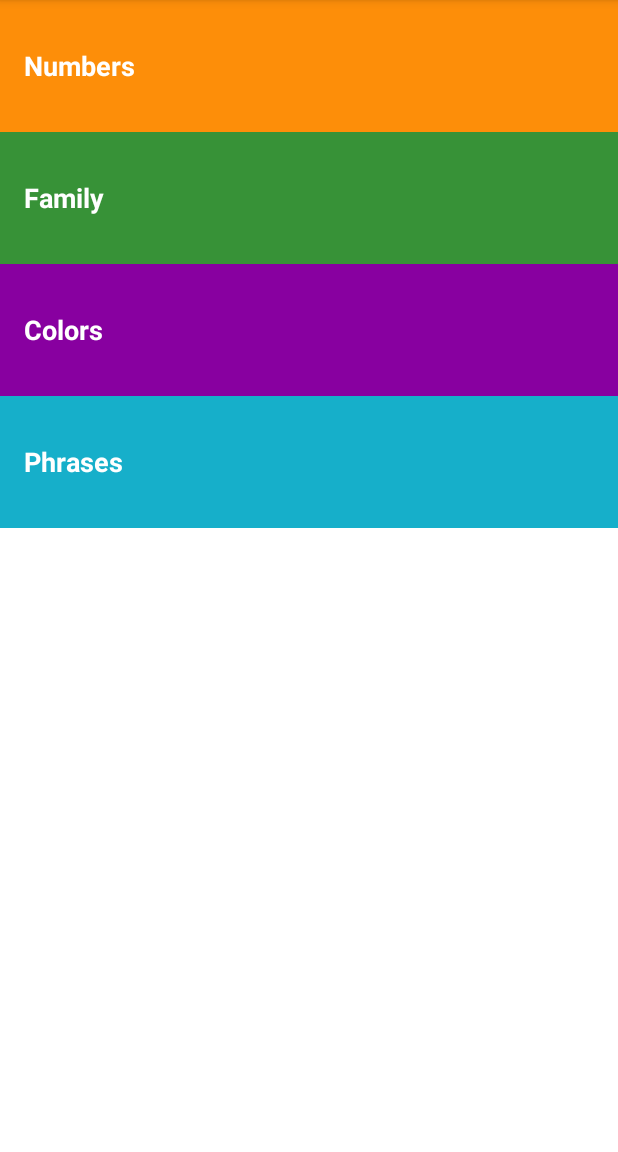
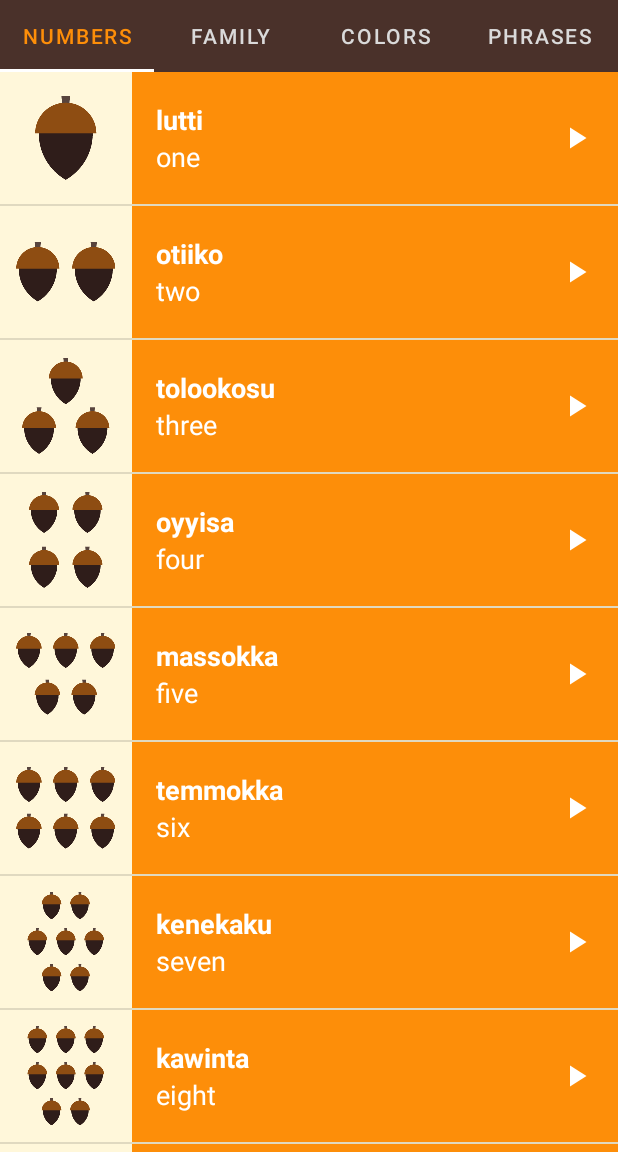
Before and after one commit to ahmed-alnour123/android-MiwokWords, an Android app: the screen it shows after launch (MainActivity), on a phone screen of 412 x 824 dp, the part 84-1236 px from its top. Run offline under Robolectric (Android 15) with nearby library versions, the light colour scheme and no system bars.

Commit message:
finished fragmenting the app, and added tab color change effect

```diff
--- a/app/src/main/java/com/example/mymiwokapp/MainActivity.java
+++ b/app/src/main/java/com/example/mymiwokapp/MainActivity.java
@@ -1,43 +1,99 @@
 package com.example.mymiwokapp;
 
-import android.content.Intent;
 import android.os.Bundle;
-import android.widget.TextView;
+import android.util.Log;
 
+import androidx.annotation.NonNull;
+import androidx.annotation.Nullable;
 import androidx.appcompat.app.AppCompatActivity;
+import androidx.fragment.app.Fragment;
+import androidx.fragment.app.FragmentManager;
+import androidx.fragment.app.FragmentPagerAdapter;
+import androidx.viewpager.widget.ViewPager;
 
-import com.example.mymiwokapp.activities.ColorsActivity;
-import com.example.mymiwokapp.activities.FamilyActivity;
-import com.example.mymiwokapp.activities.NumbersActivity;
-import com.example.mymiwokapp.activities.PhrasesActivity;
+import com.example.mymiwokapp.activities.ColorsFragment;
+import com.example.mymiwokapp.activities.FamilyFragment;
+import com.example.mymiwokapp.activities.NumbersFragment;
+import com.example.mymiwokapp.activities.PhrasesFragment;
+import com.google.android.material.tabs.TabLayout;
 
+// TODO: 30/12/2020 save user's last page
+// FIXME: 30/12/2020 why there is color flickering when swiping fragments
 public class MainActivity extends AppCompatActivity {
+
+    private static int lastPage;
 
     @Override
     protected void onCreate(Bundle savedInstanceState) {
         super.onCreate(savedInstanceState);
         setContentView(R.layout.activity_main);
 
-        TextView numbersTextView = findViewById(R.id.numbers);
-        TextView familyTextView = findViewById(R.id.family);
-        TextView colorsTextView = findViewById(R.id.colors);
-        TextView phrasesTextView = findViewById(R.id.phrases);
+        final int[] colors = {R.color.category_numbers, R.color.category_family, R.color.category_colors, R.color.category_phrases};
+        ViewPager viewPager = findViewById(R.id.view_pager);
+        TabLayout tab = findViewById(R.id.tab);
+        getSupportActionBar().setElevation(0);
+        viewPager.setAdapter(new myFragmentPagerAdapter(getSupportFragmentManager()));
+        tab.setupWithViewPager(viewPager);
+        tab.setTabTextColors(0xFFDADADA, getColor(colors[0]));
+        viewPager.addOnPageChangeListener(new ViewPager.OnPageChangeListener() {
+            @Override
+            public void onPageScrolled(int position, float positionOffset, int positionOffsetPixels) {
+            }
 
-        numbersTextView.setOnClickListener(v -> {
-            startActivity(new Intent(this, NumbersActivity.class));
-        });
+            @Override
+            public void onPageSelected(int position) {
+                lastPage = position;
+                Log.v("Ahmed", "position changed it is now: " + position);
+                tab.setTabTextColors(0xFFDADADA, getColor(colors[position]));
+            }
 
-        familyTextView.setOnClickListener(v -> {
-            startActivity(new Intent(this, FamilyActivity.class));
-        });
-
-        colorsTextView.setOnClickListener(v -> {
-            startActivity(new Intent(this, ColorsActivity.class));
-        });
-
-        phrasesTextView.setOnClickListener(v -> {
-            startActivity(new Intent(this, PhrasesActivity.class));
+            @Override
+            public void onPageScrollStateChanged(int state) {
+            }
         });
     }
+}
 
+class myFragmentPagerAdapter extends FragmentPagerAdapter {
+    public myFragmentPagerAdapter(@NonNull FragmentManager fm) {
+        super(fm);
+    }
+
+    @NonNull
+    @Override
+    public Fragment getItem(int position) {
+        switch (position) {
+            case 0:
+                return new NumbersFragment();
+            case 1:
+                return new FamilyFragment();
+            case 2:
+                return new ColorsFragment();
+            case 3:
+                return new PhrasesFragment();
+            default:
+                return null;
+        }
+    }
+
+    @Override
+    public int getCount() {
+        return 4;
+    }
+
+    @Nullable
+    @Override
+    public CharSequence getPageTitle(int position) {
+        switch (position) {
+            case 0:
+                return "Numbers";
+            case 1:
+                return "Family";
+            case 2:
+                return "Colors";
+            case 3:
+                return "Phrases";
+        }
+        return "default";
+    }
 }
--- a/app/src/main/java/com/example/mymiwokapp/activities/FamilyActivity.java
+++ b/app/src/main/java/com/example/mymiwokapp/activities/FamilyFragment.java
@@ -4,10 +4,16 @@ import android.content.Context;
 import android.media.AudioManager;
 import android.media.MediaPlayer;
 import android.os.Bundle;
+import android.view.LayoutInflater;
+import android.view.View;
+import android.view.ViewGroup;
 import android.widget.ListView;
 import android.widget.Toast;
 
+import androidx.annotation.NonNull;
+import androidx.annotation.Nullable;
 import androidx.appcompat.app.AppCompatActivity;
+import androidx.fragment.app.Fragment;
 
 import com.example.mymiwokapp.R;
 import com.example.mymiwokapp.word.Word;
@@ -15,7 +21,7 @@ import com.example.mymiwokapp.word.WordAdapter;
 
 import java.util.ArrayList;
 
-public class FamilyActivity extends AppCompatActivity {
+public class FamilyFragment extends Fragment {
 
     private MediaPlayer mediaPlayer;
     private AudioManager audioManager;
@@ -34,26 +40,29 @@ public class FamilyActivity extends AppCompatActivity {
         }
     };
 
+    @Nullable
     @Override
-    protected void onCreate(Bundle savedInstanceState) {
-        super.onCreate(savedInstanceState);
-        setContentView(R.layout.activity_list);
-        audioManager = (AudioManager) getSystemService(Context.AUDIO_SERVICE);
+    public View onCreateView(@NonNull LayoutInflater inflater, @Nullable ViewGroup container, @Nullable Bundle savedInstanceState) {
+        View rootView = inflater.inflate(R.layout.activity_list, container, false);
+
+        audioManager = (AudioManager) getContext().getSystemService(Context.AUDIO_SERVICE);
 
         ArrayList<Word> words = fillArrayList();
-        WordAdapter adapter = new WordAdapter(this, R.layout.list_item, words, R.color.category_family);
-        ListView listView = findViewById(R.id.list);
+        WordAdapter adapter = new WordAdapter(getContext(), R.layout.list_item, words, R.color.category_family);
+        ListView listView = rootView.findViewById(R.id.list);
         listView.setAdapter(adapter);
         listView.setOnItemClickListener((adapterView, view, i, l) -> {
             if (audioManager.requestAudioFocus(myAudioFocusChangeListener,
                     AudioManager.STREAM_MUSIC,
                     AudioManager.AUDIOFOCUS_GAIN_TRANSIENT) == AudioManager.AUDIOFOCUS_REQUEST_GRANTED) {
                 releaseMediaPlayer();
-                mediaPlayer = MediaPlayer.create(this, words.get(i).getSound());
+                mediaPlayer = MediaPlayer.create(getContext(), words.get(i).getSound());
                 mediaPlayer.setOnCompletionListener(mp -> releaseMediaPlayer());
                 mediaPlayer.start();
             }
         });
+
+        return rootView;
     }
 
     private void releaseMediaPlayer() {
@@ -66,11 +75,11 @@ public class FamilyActivity extends AppCompatActivity {
     }
 
     void showToast(String message) {
-        Toast.makeText(this, message, Toast.LENGTH_SHORT).show();
+        Toast.makeText(getContext(), message, Toast.LENGTH_SHORT).show();
     }
 
     @Override
-    protected void onStop() {
+    public void onStop() {
         super.onStop();
         releaseMediaPlayer();
     }
--- a/app/src/main/java/com/example/mymiwokapp/activities/NumbersActivity.java
+++ b/app/src/main/java/com/example/mymiwokapp/activities/NumbersFragment.java
@@ -4,10 +4,15 @@ import android.content.Context;
 import android.media.AudioManager;
 import android.media.MediaPlayer;
 import android.os.Bundle;
+import android.view.LayoutInflater;
+import android.view.View;
+import android.view.ViewGroup;
 import android.widget.ListView;
 import android.widget.Toast;
 
-import androidx.appcompat.app.AppCompatActivity;
+import androidx.annotation.NonNull;
+import androidx.annotation.Nullable;
+import androidx.fragment.app.Fragment;
 
 import com.example.mymiwokapp.R;
 import com.example.mymiwokapp.word.Word;
@@ -15,7 +20,7 @@ import com.example.mymiwokapp.word.WordAdapter;
 
 import java.util.ArrayList;
 
-public class NumbersActivity extends AppCompatActivity {
+public class NumbersFragment extends Fragment {
 
     private MediaPlayer mediaPlayer;
     private AudioManager audioManager;
@@ -34,23 +39,23 @@ public class NumbersActivity extends AppCompatActivity {
         }
     };
 
+    @Nullable
     @Override
-    protected void onCreate(Bundle savedInstanceState) {
-        super.onCreate(savedInstanceState);
-        setContentView(R.layout.activity_list);
-        audioManager = (AudioManager) getSystemService(Context.AUDIO_SERVICE);
+    public View onCreateView(@NonNull LayoutInflater inflater, @Nullable ViewGroup container, @Nullable Bundle savedInstanceState) {
+        View rootView = inflater.inflate(R.layout.activity_list, container, false);
+        audioManager = (AudioManager) getContext().getSystemService(Context.AUDIO_SERVICE);
 
         ArrayList<Word> words = fillArrayList();
-        WordAdapter adapter = new WordAdapter(this, R.layout.list_item, words, R.color.category_numbers);
-        ListView listView = findViewById(R.id.list);
+        WordAdapter adapter = new WordAdapter(getContext(), R.layout.list_item, words, R.color.category_numbers);
+        ListView listView = rootView.findViewById(R.id.list);
         listView.setAdapter(adapter);
         listView.setOnItemClickListener((adapterView, view, i, l) -> {
             if (audioManager.requestAudioFocus(myAudioFocusChangeListener,
                     AudioManager.STREAM_MUSIC,
                     AudioManager.AUDIOFOCUS_GAIN_TRANSIENT) == AudioManager.AUDIOFOCUS_REQUEST_GRANTED) {
                 releaseMediaPlayer();
-                mediaPlayer = MediaPlayer.create(this, words.get(i).getSound());
-                if (words.get(i).getSound() == R.raw.jouske_theme){
+                mediaPlayer = MediaPlayer.create(getContext(), words.get(i).getSound());
+                if (words.get(i).getSound() == R.raw.jouske_theme) {
                     mediaPlayer.setLooping(true);
                 } else {
                     mediaPlayer.setOnCompletionListener(mp -> releaseMediaPlayer());
@@ -58,6 +63,7 @@ public class NumbersActivity extends AppCompatActivity {
                 mediaPlayer.start();
             }
         });
+        return rootView;
     }
 
     private void releaseMediaPlayer() {
@@ -70,11 +76,11 @@ public class NumbersActivity extends AppCompatActivity {
     }
 
     void showToast(String message) {
-        Toast.makeText(this, message, Toast.LENGTH_SHORT).show();
+        Toast.makeText(getContext(), message, Toast.LENGTH_SHORT).show();
     }
 
     @Override
-    protected void onStop() {
+    public void onStop() {
         super.onStop();
         releaseMediaPlayer();
     }
--- a/app/src/main/res/layout/activity_main.xml
+++ b/app/src/main/res/layout/activity_main.xml
@@ -1,34 +1,23 @@
 <?xml version="1.0" encoding="utf-8"?>
 <LinearLayout xmlns:android="http://schemas.android.com/apk/res/android"
     xmlns:tools="http://schemas.android.com/tools"
+    xmlns:app="http://schemas.android.com/apk/res-auto"
     android:layout_width="match_parent"
     android:layout_height="match_parent"
     android:orientation="vertical"
     tools:context=".MainActivity">
-
-
-    <TextView
-        android:id="@+id/numbers"
-        style="@style/mainMenuItem"
-        android:text="@string/category_numbers" />
-
-
-    <TextView
-        android:id="@+id/family"
-        style="@style/mainMenuItem"
-        android:background="@color/category_family"
-        android:text="@string/category_family" />
-
-
-    <TextView
-        android:id="@+id/colors"
-        style="@style/mainMenuItem"
-        android:background="@color/category_colors"
-        android:text="@string/category_colors" />
-
-    <TextView
-        android:id="@+id/phrases"
-        style="@style/mainMenuItem"
-        android:background="@color/category_phrases"
-        android:text="@string/category_phrases" />
+    <com.google.android.material.tabs.TabLayout
+        android:id="@+id/tab"
+        android:layout_width="match_parent"
+        android:layout_height="wrap_content"
+        app:tabMode="fixed"
+        app:tabBackground="@color/primary_color"
+        app:tabIndicatorColor="@color/white"
+        app:tabTextColor="#DADADA"
+        app:tabSelectedTextColor="@color/white"/>
+    <androidx.viewpager.widget.ViewPager
+        android:id="@+id/view_pager"
+        android:layout_width="match_parent"
+        android:layout_height="0dp"
+        android:layout_weight="1"/>
 </LinearLayout>
```
Also changed, not shown: app/src/main/AndroidManifest.xml (+0 -12 lines), app/src/main/java/com/example/mymiwokapp/activities/ColorsFragment.java (renamed from app/src/main/java/com/example/mymiwokapp/activities/ColorsActivity.java, +18 -10 lines), app/src/main/java/com/example/mymiwokapp/activities/PhrasesFragment.java (renamed from app/src/main/java/com/example/mymiwokapp/activities/PhrasesActivity.java, +19 -10 lines).
